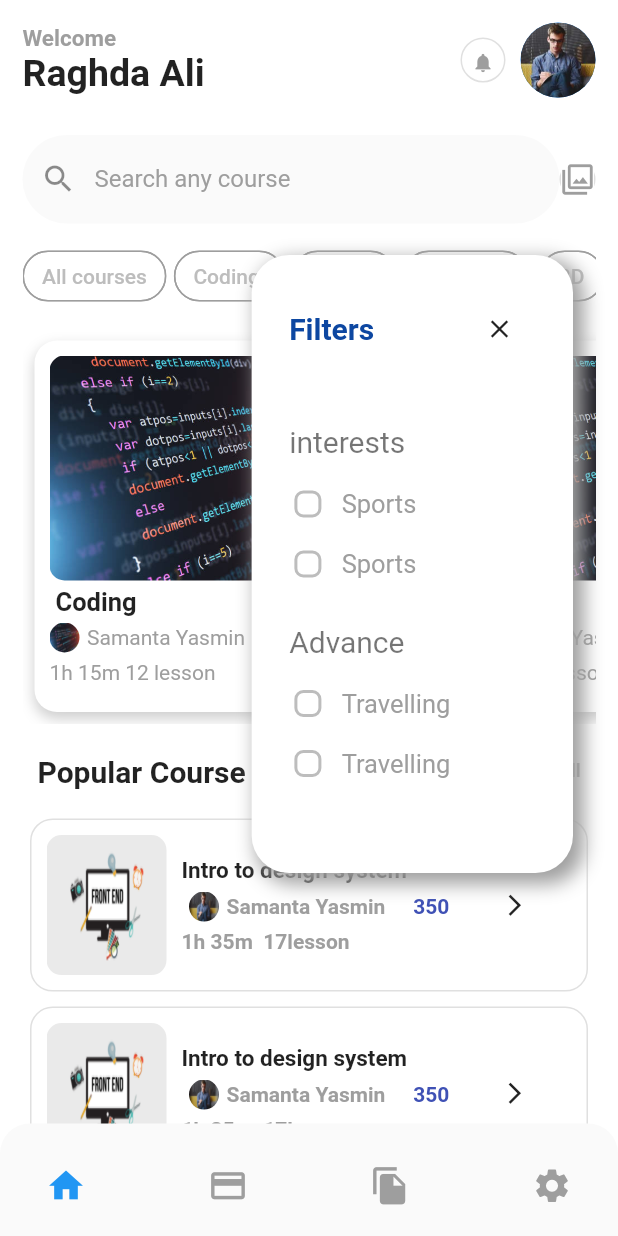
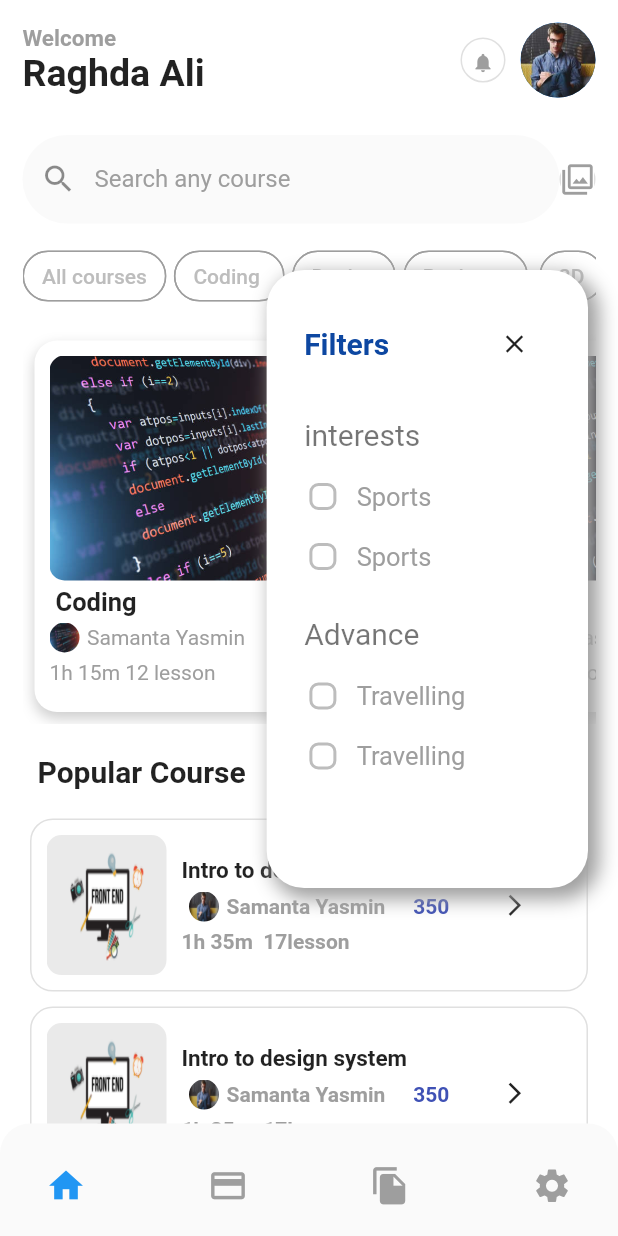
Before and after one commit to raghda-ali/UI-Designs, a Flutter app: the screen it shows after launch, after a tap on the "filter" icon, on a phone screen of 412 x 824 dp. Run offline on Flutter 3.47's test engine with Material 2 defaults, Android fonts, the phone set to English and light mode, and no system bars; our stand-ins replace bloc, device_preview, flutter_bloc, liquid_progress_indicator, percent_indicator, smooth_page_indicator.

Commit message:
edit filter list

```diff
--- a/lib/presentation/screens/challenge1/widgets/food_item.dart
+++ b/lib/presentation/screens/challenge1/widgets/food_item.dart
@@ -1,5 +1,3 @@
-import 'package:auto_size_text/auto_size_text.dart';
-import 'package:flutter/cupertino.dart';
 import 'package:flutter/material.dart';
 
 class FoodItem extends StatelessWidget {
--- a/lib/presentation/screens/challenge3/widgets/filter_list.dart
+++ b/lib/presentation/screens/challenge3/widgets/filter_list.dart
@@ -10,8 +10,8 @@ class FilterList extends StatelessWidget {
   @override
   Widget build(BuildContext context) {
     return Positioned(
-      top: 170,
-      right: 30,
+      top: 180,
+      right: 20,
       child: Material(
         color: Colors.transparent,
         child: Container(
@@ -55,7 +55,7 @@ class FilterList extends StatelessWidget {
                 ],
               ),
               const SizedBox(
-                height: 40,
+                height: 25,
               ),
               const Text(
                 "interests",
```
Also changed, not shown: lib/presentation/screens/challenge3/widgets/clip_widget.dart (+4 -9 lines).
